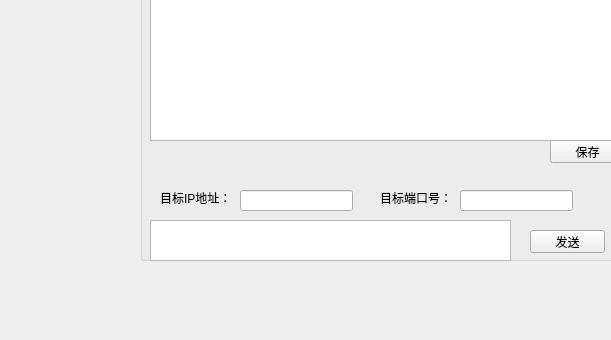
ZzJjH/UdpNetworkAssist, file MyUdpNetworkassist/mainwindow.ui: the form before one commit; both pictures show x 0 to 611 and y 260 to 600 of the 800 by 600 pixel window.
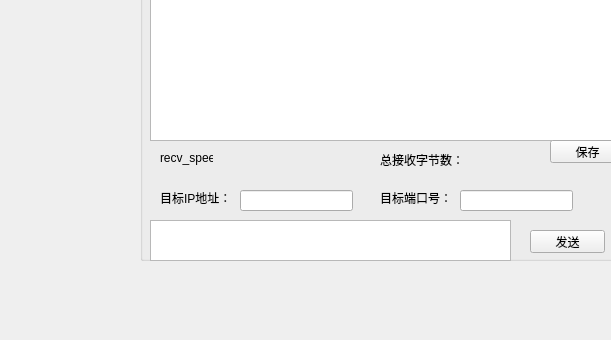
The form after the commit.

Commit message: t增加接收总字节显示

Patch:
```diff
--- a/MyUdpNetworkassist/mainwindow.ui
+++ b/MyUdpNetworkassist/mainwindow.ui
@@ -174,6 +174,32 @@
       <string>保存</string>
      </property>
     </widget>
+    <widget class="QLabel" name="recv_speed">
+     <property name="geometry">
+      <rect>
+       <x>20</x>
+       <y>400</y>
+       <width>53</width>
+       <height>15</height>
+      </rect>
+     </property>
+     <property name="text">
+      <string>recv_speed</string>
+     </property>
+    </widget>
+    <widget class="QLabel" name="totalByte">
+     <property name="geometry">
+      <rect>
+       <x>240</x>
+       <y>400</y>
+       <width>151</width>
+       <height>20</height>
+      </rect>
+     </property>
+     <property name="text">
+      <string>总接收字节数：</string>
+     </property>
+    </widget>
    </widget>
   </widget>
   <widget class="QMenuBar" name="menubar">
```
The commit also changes 3 other files.
